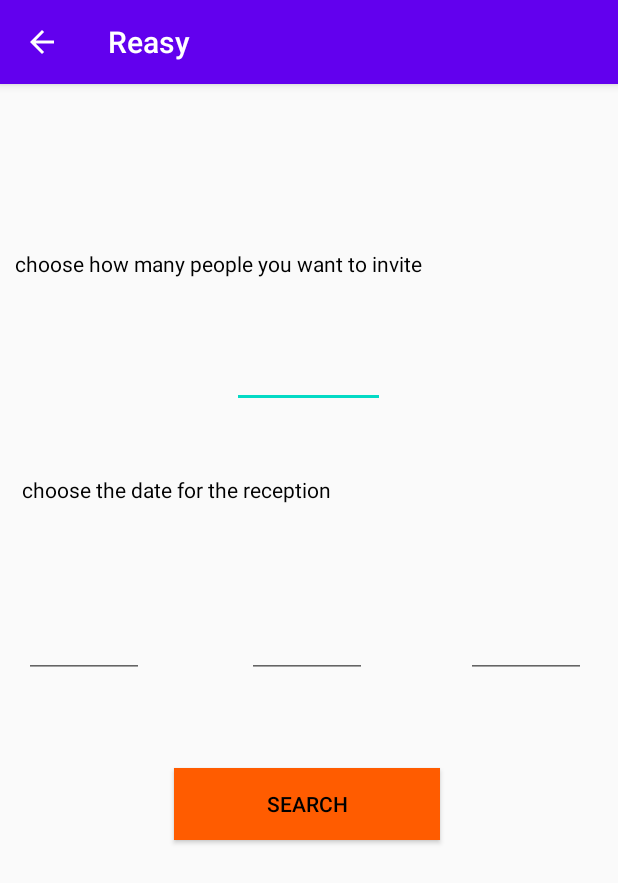
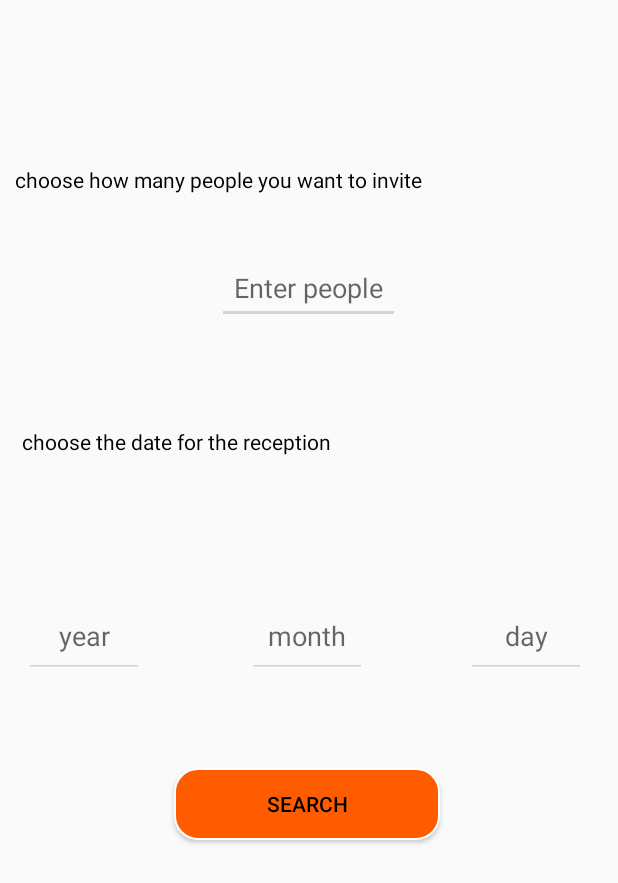
Before and after one commit to Mpooks/reasy, an Android app: the screen it shows after launch (organize_reception_page), after a tap on "GO TO NEXT PAGE", on a phone screen of 412 x 824 dp. Shown: the top 883 px of the screen. Run offline under Robolectric (Android 15) with nearby library versions, the light colour scheme and no system bars; Roboto replaces fonts that are not available here.

Commit message:
remove Toolbar and improve UI

```diff
--- a/reasy_android_studio/Reasy/app/src/main/java/com/example/reasy/MainActivity.java
+++ b/reasy_android_studio/Reasy/app/src/main/java/com/example/reasy/MainActivity.java
@@ -3,10 +3,13 @@
 import androidx.appcompat.app.AppCompatActivity;
 
 import android.content.Intent;
+import android.graphics.drawable.ColorDrawable;
 import android.os.Bundle;
 import android.view.View;
 import android.widget.Button;
 import android.widget.EditText;
+
+import java.util.Objects;
 
 public class MainActivity extends AppCompatActivity {
 
@@ -16,6 +19,7 @@
     protected void onCreate(Bundle savedInstanceState) {
         super.onCreate(savedInstanceState);
         setContentView(R.layout.activity_main);
+
 
         nextpage = findViewById(R.id.nextpage);
         nextpage.setOnClickListener(new View.OnClickListener() {
@@ -33,26 +37,4 @@
 
     }
 
-   /* public void add(View v){
-
-        tv1 = (EditText)findViewById(R.id.tv1);
-        tv2 = (EditText)findViewById(R.id.tv2);
-        tv3 = (EditText)findViewById(R.id.tv3);
-
-        int n1 = Integer.parseInt(tv1.getText().toString());
-        int n2 = Integer.parseInt(tv2.getText().toString());
-
-        if(n1>n2){
-            tv3.setText("n1>n2\n");
-        }
-        else if (n1<n2) {
-            tv3.setText("n1<n2\n");
-        }
-        else {
-            tv3.setText("n1=n2\n");
-        }
-
-    }
-
-    */
 }
--- a/reasy_android_studio/Reasy/app/src/main/java/com/example/reasy/organize_reception_page.java
+++ b/reasy_android_studio/Reasy/app/src/main/java/com/example/reasy/organize_reception_page.java
@@ -1,11 +1,14 @@
 package com.example.reasy;
 
+import android.graphics.drawable.ColorDrawable;
 import android.os.Bundle;
 import android.view.View;
 import android.widget.Button;
 import android.widget.EditText;
 
 import androidx.appcompat.app.AppCompatActivity;
+
+import java.util.Objects;
 
 public class organize_reception_page extends AppCompatActivity {
 
@@ -72,6 +75,5 @@
     protected void onCreate(Bundle savedInstanceState) {
         super.onCreate(savedInstanceState);
         setContentView(R.layout.activity_organize_reception_page);
-        getSupportActionBar().setDisplayHomeAsUpEnabled(true);   //back btn in ActionBar
-    }
+        }
 }
--- /dev/null
+++ b/reasy_android_studio/Reasy/app/src/main/res/drawable/round_button.xml
@@ -0,0 +1,6 @@
+<?xml version="1.0" encoding="utf-8"?>
+<shape xmlns:android="http://schemas.android.com/apk/res/android" android:shape="rectangle">
+    <solid android:color="@color/orange"/>
+    <corners android:radius="30dp"/>
+
+</shape>
--- a/reasy_android_studio/Reasy/app/src/main/res/layout/activity_main.xml
+++ b/reasy_android_studio/Reasy/app/src/main/res/layout/activity_main.xml
@@ -8,9 +8,11 @@
 
     <Button
         android:id="@+id/nextpage"
-        android:layout_width="wrap_content"
-        android:layout_height="wrap_content"
+        android:layout_width="145dp"
+        android:layout_height="50dp"
+        android:background="@drawable/orange_button"
         android:text="Go to Next Page"
+        android:textColor="@color/black"
         app:layout_constraintBottom_toBottomOf="parent"
         app:layout_constraintEnd_toEndOf="parent"
         app:layout_constraintStart_toStartOf="parent"
--- a/reasy_android_studio/Reasy/app/src/main/res/layout/activity_organize_reception_page.xml
+++ b/reasy_android_studio/Reasy/app/src/main/res/layout/activity_organize_reception_page.xml
@@ -8,10 +8,12 @@
 
     <EditText
         android:id="@+id/t1"
-        android:layout_width="102dp"
+        android:layout_width="122dp"
         android:layout_height="48dp"
         android:layout_marginTop="168dp"
         android:ems="10"
+        android:hint="Enter people"
+        android:backgroundTint="@color/gray"
         android:inputType="number"
         android:minHeight="48dp"
         android:textAlignment="center"
@@ -31,6 +33,8 @@
         android:layout_marginBottom="60dp"
         android:ems="10"
         android:inputType="number"
+        android:hint="year"
+        android:backgroundTint="@color/gray"
         android:minHeight="48dp"
         android:textAlignment="center"
         app:layout_constraintBottom_toTopOf="@+id/btn1"
@@ -46,6 +50,8 @@
         android:layout_marginBottom="60dp"
         android:ems="10"
         android:inputType="number"
+        android:hint="day"
+        android:backgroundTint="@color/gray"
         android:minHeight="48dp"
         android:textAlignment="center"
         app:layout_constraintBottom_toTopOf="@+id/btn1"
@@ -61,7 +67,7 @@
         android:layout_marginBottom="264dp"
         android:onClick="chooseDateAndPeople"
         android:text="Search"
-        android:background="#FF5C00"
+        android:background="@drawable/orange_button"
         android:textColor="@color/black"
         app:layout_constraintBottom_toBottomOf="parent"
         app:layout_constraintEnd_toEndOf="parent"
@@ -75,6 +81,8 @@
         android:layout_marginBottom="60dp"
         android:ems="10"
         android:inputType="number"
+        android:hint="month"
+        android:backgroundTint="@color/gray"
         android:minHeight="48dp"
         android:textAlignment="center"
         app:layout_constraintBottom_toTopOf="@+id/btn1"
@@ -85,20 +93,20 @@
 
     <EditText
         android:id="@+id/t5"
-        android:layout_width="wrap_content"
-        android:layout_height="wrap_content"
+        android:layout_width="409dp"
+        android:layout_height="42dp"
+        android:backgroundTint="@color/white"
         android:ems="10"
+        android:gravity="center"
         android:inputType="number"
+        android:minHeight="48dp"
         android:textAlignment="center"
-        android:minHeight="48dp"
         app:layout_constraintBottom_toBottomOf="parent"
         app:layout_constraintEnd_toEndOf="parent"
-        app:layout_constraintHorizontal_bias="0.497"
+        app:layout_constraintHorizontal_bias="0.477"
         app:layout_constraintStart_toStartOf="parent"
         app:layout_constraintTop_toBottomOf="@+id/btn1"
-        app:layout_constraintVertical_bias="0.631"
-        android:backgroundTint="@color/white"
-        android:gravity="center"
+        app:layout_constraintVertical_bias="0.134"
         tools:ignore="SpeakableTextPresentCheck" />
 
     <TextView
--- a/reasy_android_studio/Reasy/app/src/main/res/values/colors.xml
+++ b/reasy_android_studio/Reasy/app/src/main/res/values/colors.xml
@@ -7,4 +7,6 @@
     <color name="teal_700">#FF018786</color>
     <color name="black">#FF000000</color>
     <color name="white">#FFFFFFFF</color>
+    <color name="orange">#FF5C00</color>
+    <color name="gray">#D8D3D0</color>
 </resources>
--- a/reasy_android_studio/Reasy/app/src/main/res/values/themes.xml
+++ b/reasy_android_studio/Reasy/app/src/main/res/values/themes.xml
@@ -1,6 +1,6 @@
 <resources xmlns:tools="http://schemas.android.com/tools">
     <!-- Base application theme. -->
-    <style name="Theme.Reasy" parent="Theme.AppCompat.Light.DarkActionBar">
+    <style name="Theme.Reasy" parent="Theme.AppCompat.Light.NoActionBar">
         <!-- Primary brand color. -->
         <item name="colorPrimary">@color/purple_500</item>
         <item name="colorPrimaryDark">@color/purple_700</item>
```
